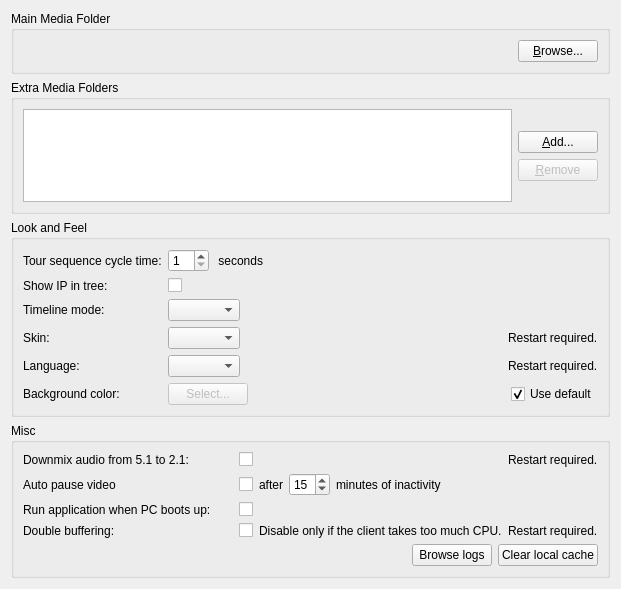
Above: client/src/ui/widgets/settings/general_preferences_widget.ui from networkoptix/nx_open before the change. Below: the same form after it.
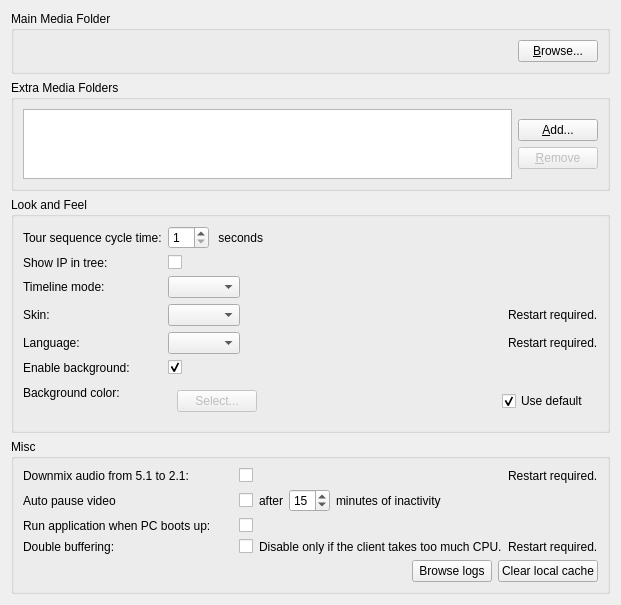
That is the form after the change.

Commit message:
(Issue #733) :  Enable/disable gradient circles and change its color
(Issue #4044) :  an ability to enable and disable background in the client

<==== Mercurial data ====>
Branch: master

```diff
--- a/client/src/ui/widgets/settings/general_preferences_widget.ui
+++ b/client/src/ui/widgets/settings/general_preferences_widget.ui
@@ -7,7 +7,7 @@
     <x>0</x>
     <y>0</y>
     <width>580</width>
-    <height>589</height>
+    <height>567</height>
    </rect>
   </property>
   <property name="windowTitle">
@@ -283,7 +283,29 @@
         </property>
        </widget>
       </item>
+      <item row="6" column="0">
+       <widget class="QLabel" name="backgroundColorLabel">
+        <property name="text">
+         <string>Background color:</string>
+        </property>
+       </widget>
+      </item>
+      <item row="5" column="0">
+       <widget class="QLabel" name="backgroundLabel">
+        <property name="text">
+         <string>Enable background:</string>
+        </property>
+       </widget>
+      </item>
       <item row="5" column="1">
+       <widget class="QCheckBox" name="enableBackgroundCheckBox">
+        <property name="checked">
+         <bool>true</bool>
+        </property>
+       </widget>
+      </item>
+      <item row="6" column="1">
+       <widget class="QWidget" name="backgroundColorWidget" native="true">
        <layout class="QHBoxLayout" name="horizontalLayout_12">
         <item>
          <widget class="QPushButton" name="selectColorButton">
@@ -319,12 +341,6 @@
          </widget>
         </item>
        </layout>
-      </item>
-      <item row="5" column="0">
-       <widget class="QLabel" name="backgroundColorTitleLabel">
-        <property name="text">
-         <string>Background color:</string>
-        </property>
        </widget>
       </item>
      </layout>
```
Lines whose indentation alone changed are shown as unchanged. The commit also changes 3 other files.
